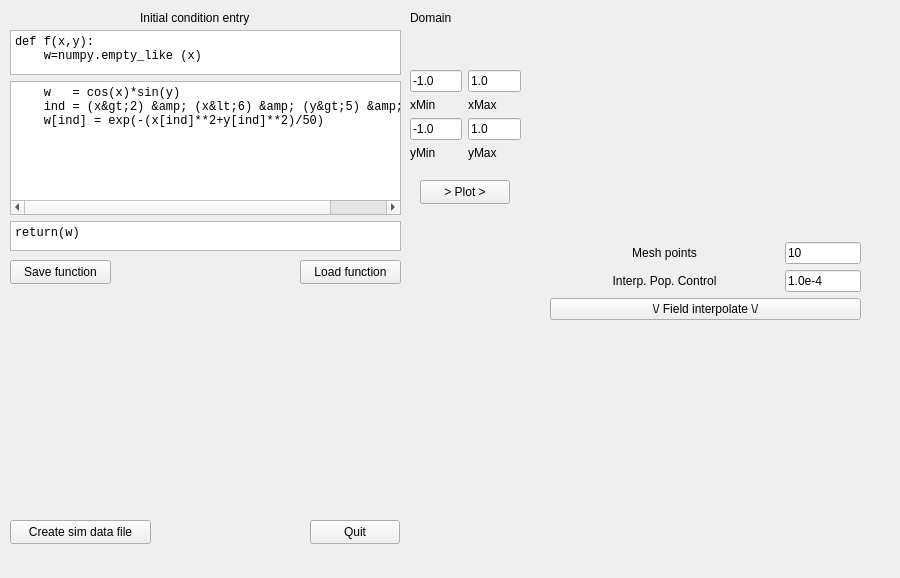
Qt form initializer.ui (Louminator/grdviz) before a commit.
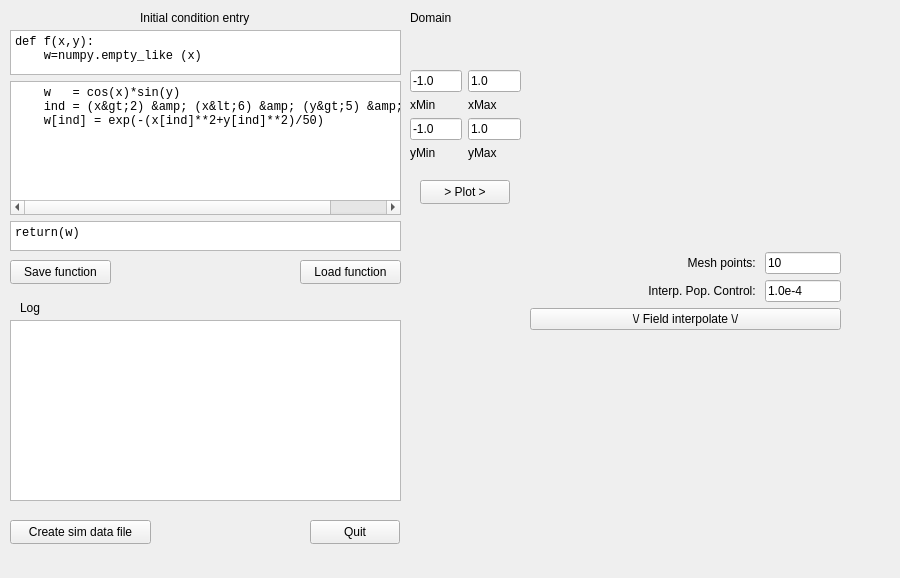
The same form after that commit. Custom widgets are drawn as their Qt base class.

```diff
--- a/initializer.ui
+++ b/initializer.ui
@@ -251,8 +251,8 @@
   <widget class="QWidget" name="verticalLayoutWidget_2">
    <property name="geometry">
     <rect>
-     <x>550</x>
-     <y>20</y>
+     <x>530</x>
+     <y>30</y>
      <width>311</width>
      <height>521</height>
     </rect>
@@ -266,10 +266,10 @@
       <item>
        <widget class="QLabel" name="label_9">
         <property name="text">
-         <string>Mesh points</string>
+         <string>Mesh points: </string>
         </property>
         <property name="alignment">
-         <set>Qt::AlignCenter</set>
+         <set>Qt::AlignRight|Qt::AlignTrailing|Qt::AlignVCenter</set>
         </property>
        </widget>
       </item>
@@ -287,10 +287,10 @@
       <item>
        <widget class="QLabel" name="label_10">
         <property name="text">
-         <string>Interp. Pop. Control</string>
+         <string>Interp. Pop. Control: </string>
         </property>
         <property name="alignment">
-         <set>Qt::AlignCenter</set>
+         <set>Qt::AlignRight|Qt::AlignTrailing|Qt::AlignVCenter</set>
         </property>
        </widget>
       </item>
@@ -315,6 +315,32 @@
     </item>
    </layout>
   </widget>
+  <widget class="QPlainTextEdit" name="Log">
+   <property name="geometry">
+    <rect>
+     <x>10</x>
+     <y>320</y>
+     <width>391</width>
+     <height>181</height>
+    </rect>
+   </property>
+   <property name="readOnly">
+    <bool>false</bool>
+   </property>
+  </widget>
+  <widget class="QLabel" name="label_6">
+   <property name="geometry">
+    <rect>
+     <x>20</x>
+     <y>300</y>
+     <width>54</width>
+     <height>15</height>
+    </rect>
+   </property>
+   <property name="text">
+    <string>Log</string>
+   </property>
+  </widget>
  </widget>
  <customwidgets>
   <customwidget>
```
Left out of the diff: 48 changed lines with no effect on the pictures.
